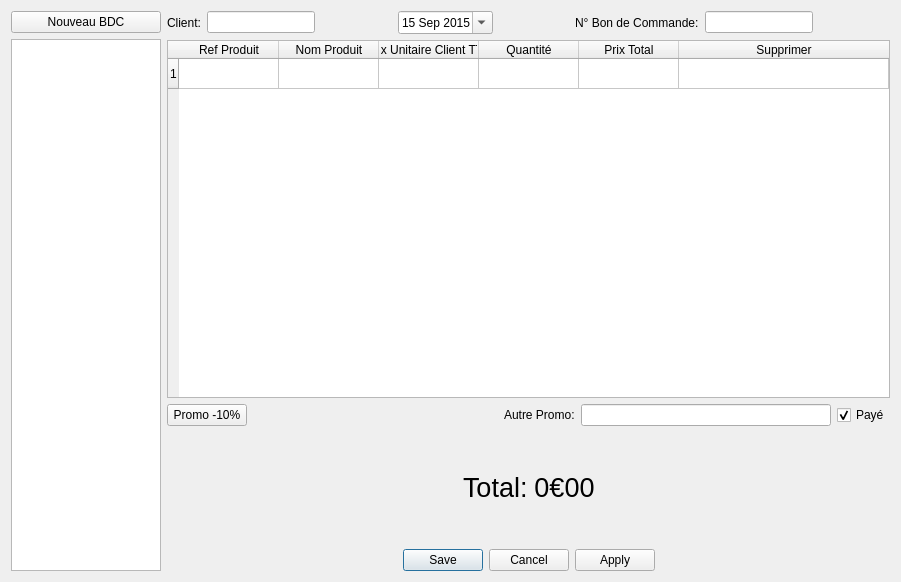
toopoormaghell/marielr, file marielr/ongletbdcclients.ui: the form before one commit.
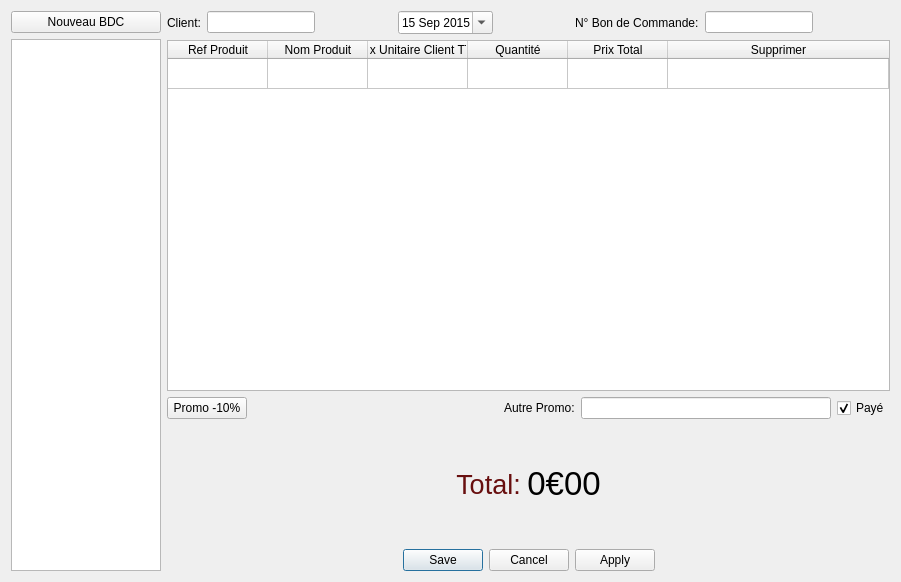
The form after the commit.

Patch:
```diff
--- a/marielr/ongletbdcclients.ui
+++ b/marielr/ongletbdcclients.ui
@@ -173,6 +173,9 @@
        <attribute name="horizontalHeaderStretchLastSection">
         <bool>true</bool>
        </attribute>
+       <attribute name="verticalHeaderVisible">
+        <bool>false</bool>
+       </attribute>
        <row/>
        <column>
         <property name="text">
@@ -288,18 +291,222 @@
            <pointsize>20</pointsize>
           </font>
          </property>
+         <property name="styleSheet">
+          <string notr="true">color: qlineargradient(x1: 0, y1: 0, x2: 0.5, y2: 0.5, stop: 0 #FF92BB, stop: 1 #680F0F);</string>
+         </property>
          <property name="text">
           <string>Total:</string>
          </property>
+         <property name="alignment">
+          <set>Qt::AlignCenter</set>
+         </property>
+         <property name="textInteractionFlags">
+          <set>Qt::NoTextInteraction</set>
+         </property>
         </widget>
        </item>
        <item>
         <widget class="QLabel" name="Total">
+         <property name="palette">
+          <palette>
+           <active>
+            <colorrole role="WindowText">
+             <brush brushstyle="LinearGradientPattern">
+              <gradient startx="0.000000000000000" starty="0.000000000000000" endx="0.500000000000000" endy="0.500000000000000" type="LinearGradient" spread="PadSpread" coordinatemode="ObjectBoundingMode">
+               <gradientstop position="0.000000000000000">
+                <color alpha="255">
+                 <red>255</red>
+                 <green>146</green>
+                 <blue>187</blue>
+                </color>
+               </gradientstop>
+               <gradientstop position="1.000000000000000">
+                <color alpha="255">
+                 <red>104</red>
+                 <green>15</green>
+                 <blue>15</blue>
+                </color>
+               </gradientstop>
+              </gradient>
+             </brush>
+            </colorrole>
+            <colorrole role="Text">
+             <brush brushstyle="LinearGradientPattern">
+              <gradient startx="0.000000000000000" starty="0.000000000000000" endx="0.500000000000000" endy="0.500000000000000" type="LinearGradient" spread="PadSpread" coordinatemode="ObjectBoundingMode">
+               <gradientstop position="0.000000000000000">
+                <color alpha="255">
+                 <red>255</red>
+                 <green>146</green>
+                 <blue>187</blue>
+                </color>
+               </gradientstop>
+               <gradientstop position="1.000000000000000">
+                <color alpha="255">
+                 <red>104</red>
+                 <green>15</green>
+                 <blue>15</blue>
+                </color>
+               </gradientstop>
+              </gradient>
+             </brush>
+            </colorrole>
+            <colorrole role="ButtonText">
+             <brush brushstyle="LinearGradientPattern">
+              <gradient startx="0.000000000000000" starty="0.000000000000000" endx="0.500000000000000" endy="0.500000000000000" type="LinearGradient" spread="PadSpread" coordinatemode="ObjectBoundingMode">
+               <gradientstop position="0.000000000000000">
+                <color alpha="255">
+                 <red>255</red>
+                 <green>146</green>
+                 <blue>187</blue>
+                </color>
+               </gradientstop>
+               <gradientstop position="1.000000000000000">
+                <color alpha="255">
+                 <red>104</red>
+                 <green>15</green>
+                 <blue>15</blue>
+                </color>
+               </gradientstop>
+              </gradient>
+             </brush>
+            </colorrole>
+           </active>
+           <inactive>
+            <colorrole role="WindowText">
+             <brush brushstyle="LinearGradientPattern">
+              <gradient startx="0.000000000000000" starty="0.000000000000000" endx="0.500000000000000" endy="0.500000000000000" type="LinearGradient" spread="PadSpread" coordinatemode="ObjectBoundingMode">
+               <gradientstop position="0.000000000000000">
+                <color alpha="255">
+                 <red>255</red>
+                 <green>146</green>
+                 <blue>187</blue>
+                </color>
+               </gradientstop>
+               <gradientstop position="1.000000000000000">
+                <color alpha="255">
+                 <red>104</red>
+                 <green>15</green>
+                 <blue>15</blue>
+                </color>
+               </gradientstop>
+              </gradient>
+             </brush>
+            </colorrole>
+            <colorrole role="Text">
+             <brush brushstyle="LinearGradientPattern">
+              <gradient startx="0.000000000000000" starty="0.000000000000000" endx="0.500000000000000" endy="0.500000000000000" type="LinearGradient" spread="PadSpread" coordinatemode="ObjectBoundingMode">
+               <gradientstop position="0.000000000000000">
+                <color alpha="255">
+                 <red>255</red>
+                 <green>146</green>
+                 <blue>187</blue>
+                </color>
+               </gradientstop>
+               <gradientstop position="1.000000000000000">
+                <color alpha="255">
+                 <red>104</red>
+                 <green>15</green>
+                 <blue>15</blue>
+                </color>
+               </gradientstop>
+              </gradient>
+             </brush>
+            </colorrole>
+            <colorrole role="ButtonText">
+             <brush brushstyle="LinearGradientPattern">
+              <gradient startx="0.000000000000000" starty="0.000000000000000" endx="0.500000000000000" endy="0.500000000000000" type="LinearGradient" spread="PadSpread" coordinatemode="ObjectBoundingMode">
+               <gradientstop position="0.000000000000000">
+                <color alpha="255">
+                 <red>255</red>
+                 <green>146</green>
+                 <blue>187</blue>
+                </color>
+               </gradientstop>
+               <gradientstop position="1.000000000000000">
+                <color alpha="255">
+                 <red>104</red>
+                 <green>15</green>
+                 <blue>15</blue>
+                </color>
+               </gradientstop>
+              </gradient>
+             </brush>
+            </colorrole>
+           </inactive>
+           <disabled>
+            <colorrole role="WindowText">
+             <brush brushstyle="LinearGradientPattern">
+              <gradient startx="0.000000000000000" starty="0.000000000000000" endx="0.500000000000000" endy="0.500000000000000" type="LinearGradient" spread="PadSpread" coordinatemode="ObjectBoundingMode">
+               <gradientstop position="0.000000000000000">
+                <color alpha="255">
+                 <red>255</red>
+                 <green>146</green>
+                 <blue>187</blue>
+                </color>
+               </gradientstop>
+               <gradientstop position="1.000000000000000">
+                <color alpha="255">
+                 <red>104</red>
+                 <green>15</green>
+                 <blue>15</blue>
+                </color>
+               </gradientstop>
+              </gradient>
+             </brush>
+            </colorrole>
+            <colorrole role="Text">
+             <brush brushstyle="LinearGradientPattern">
+              <gradient startx="0.000000000000000" starty="0.000000000000000" endx="0.500000000000000" endy="0.500000000000000" type="LinearGradient" spread="PadSpread" coordinatemode="ObjectBoundingMode">
+               <gradientstop position="0.000000000000000">
+                <color alpha="255">
+                 <red>255</red>
+                 <green>146</green>
+                 <blue>187</blue>
+                </color>
+               </gradientstop>
+               <gradientstop position="1.000000000000000">
+                <color alpha="255">
+                 <red>104</red>
+                 <green>15</green>
+                 <blue>15</blue>
+                </color>
+               </gradientstop>
+              </gradient>
+             </brush>
+            </colorrole>
+            <colorrole role="ButtonText">
+             <brush brushstyle="LinearGradientPattern">
+              <gradient startx="0.000000000000000" starty="0.000000000000000" endx="0.500000000000000" endy="0.500000000000000" type="LinearGradient" spread="PadSpread" coordinatemode="ObjectBoundingMode">
+               <gradientstop position="0.000000000000000">
+                <color alpha="255">
+                 <red>255</red>
+                 <green>146</green>
+                 <blue>187</blue>
+                </color>
+               </gradientstop>
+               <gradientstop position="1.000000000000000">
+                <color alpha="255">
+                 <red>104</red>
+                 <green>15</green>
+                 <blue>15</blue>
+                </color>
+               </gradientstop>
+              </gradient>
+             </brush>
+            </colorrole>
+           </disabled>
+          </palette>
+         </property>
          <property name="font">
           <font>
-           <pointsize>20</pointsize>
+           <pointsize>25</pointsize>
+           <weight>50</weight>
+           <bold>false</bold>
           </font>
          </property>
+         <property name="styleSheet">
+          <string notr="true">color: qlineargradient(x1: 0, y1: 0, x2: 0.5, y2: 0.5, stop: 0 #FF92BB, stop: 1 #680F0F);</string>
+         </property>
          <property name="text">
           <string>0€00</string>
          </property>
```
